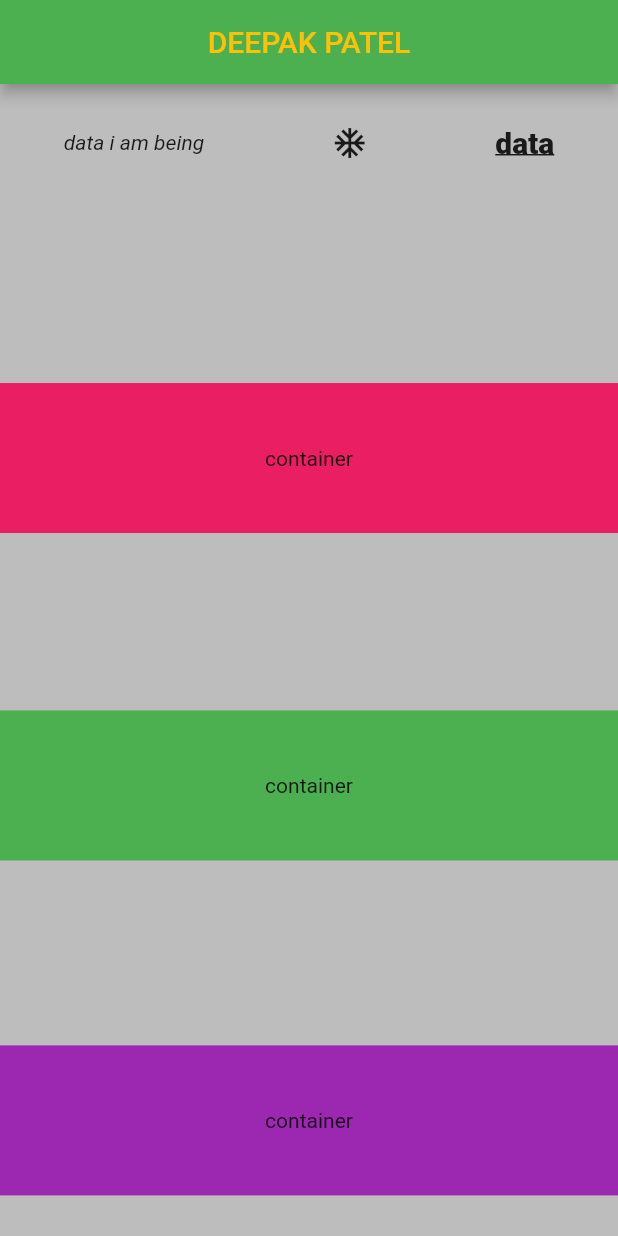
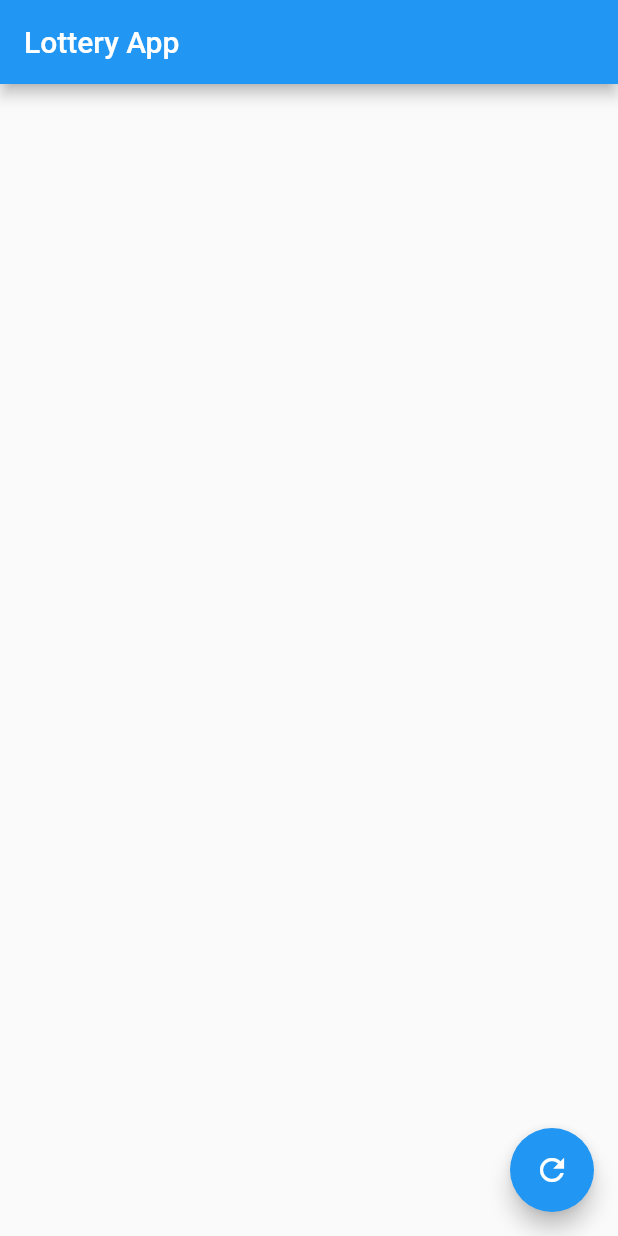
Before and after one commit to deepakp2411/myapp, a Flutter app: the screen it shows after launch, on a phone screen of 412 x 824 dp. Run offline on Flutter 3.47's test engine with Material 2 defaults, Android fonts, the phone set to English and light mode, and no system bars.

Commit message:
some changes

```diff
--- a/myfirstapp/lib/main.dart
+++ b/myfirstapp/lib/main.dart
@@ -4,74 +4,30 @@ void main() {
   runApp(MyApp());
 }
 
-class MyApp extends StatelessWidget {
+class MyApp extends StatefulWidget {
   const MyApp({super.key});
 
+  @override
+  State<MyApp> createState() => _MyAppState();
+}
+
+class _MyAppState extends State<MyApp> {
   @override
   Widget build(BuildContext context) {
     return MaterialApp(
       debugShowCheckedModeBanner: false,
       home: Scaffold(
-            backgroundColor: Colors.grey.shade400,
         appBar: AppBar(
-              backgroundColor: Colors.green,
-              title: const Center(
-                  child: const Text(
-                'DEEPAK PATEL',
-                style: TextStyle(
-                  fontSize: 20,
-                  color: Colors.amber
+          title: Text('Lottery App'),
         ),
-              )),
+        body: Column(),
+        floatingActionButton: FloatingActionButton(
+          onPressed:() {
+            print('Tab');
+          },
+          child: Icon(Icons.refresh),
         ),
-            body: SafeArea(
-              child: Column(
-                mainAxisAlignment: MainAxisAlignment.spaceAround,
-                crossAxisAlignment: CrossAxisAlignment.stretch,
-                children: [
-                  Row(
-                    mainAxisAlignment: MainAxisAlignment.spaceAround,
-                    children: const [
-                      Text('data i am being',
-                          style: TextStyle(fontStyle: FontStyle.italic)),
-                      Icon(Icons.ac_unit),
-                      Text(
-                        'data',
-                        style: TextStyle(
-                          decoration: TextDecoration.underline,
-                            fontSize: 20, fontWeight: FontWeight.w800),
-                      )
-                    ],
       ),
-                  const SizedBox(
-                    height: 40,
-                  ),
-                  Container(
-                    height: 100,
-                    width: 100,
-                    color: Colors.pink,
-                    child: const Center(child: Text('container')),
-                  ),
-                  const SizedBox(
-                    height: 10,
-                  ),
-                  Container(
-                    height: 100,
-                    width: 100,
-                    color: Colors.green,
-                    child: const Center(child: Text('container')),
-                  ),
-                  const SizedBox(
-                    height: 15,
-                  ),
-                  Container(
-                    height: 100,
-                    width: 100,
-                    color: Colors.purple,
-                    child: const Center(child: Text('container')),
-                  ),
-                ],
-              ),
-            )));
+    );
   }
 }
```
Lines whose indentation alone changed are shown as unchanged.
